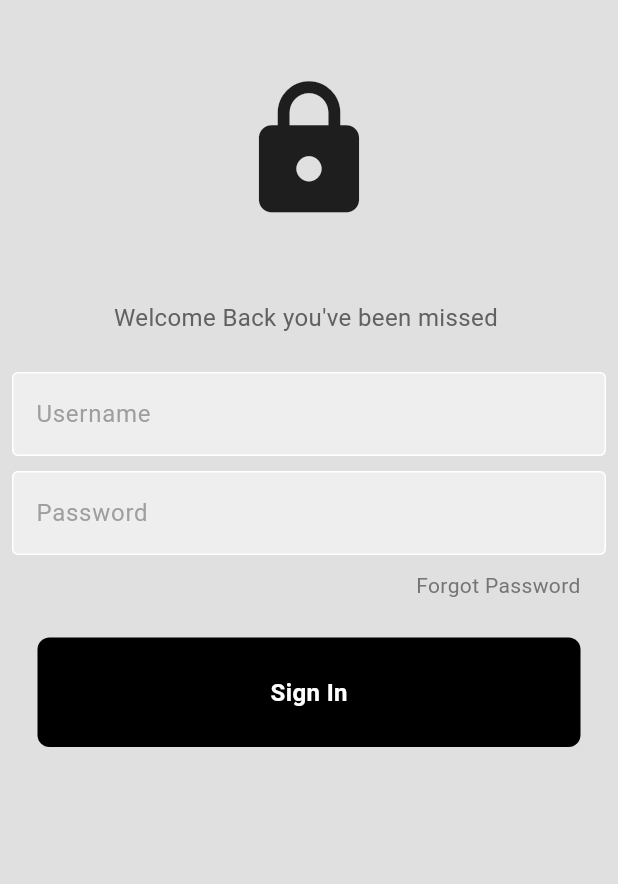
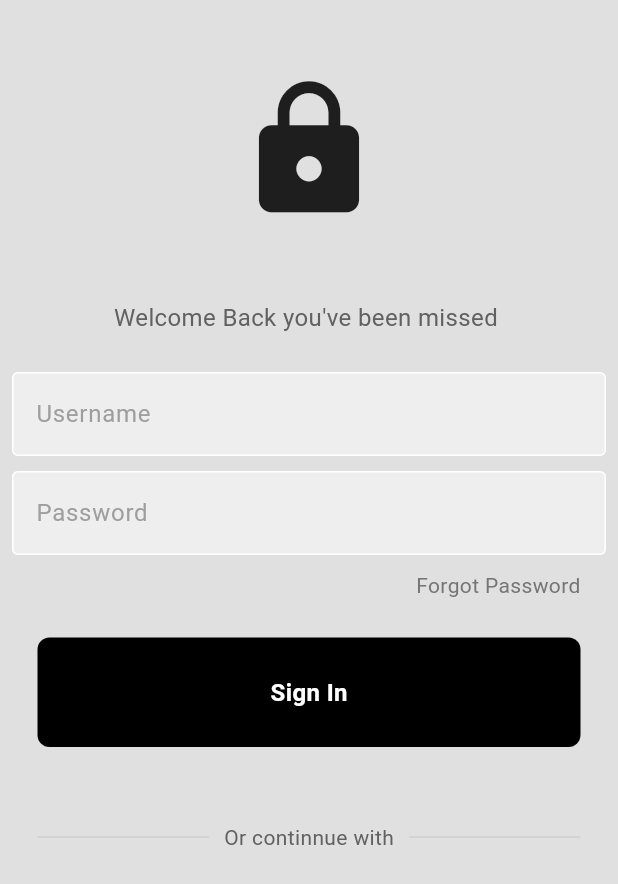
Before and after one commit to TheBigJae/auth-sys, a Flutter app: the screen it shows after launch, on a phone screen of 412 x 824 dp. Shown: the top 884 px of the screen. Run offline on Flutter 3.47's test engine with Material 3 defaults, Android fonts, the phone set to English and light mode, and no system bars.

```diff
--- a/lib/pages/login_page.dart
+++ b/lib/pages/login_page.dart
@@ -72,10 +72,38 @@ class LoginPage extends StatelessWidget {
             //Sign In Button
             MyButton(onTap: signUserIn,),
 
-            SizedBox(height: 50,)
+            SizedBox(height: 50,),
             //Or continue with
+            Padding(
+              padding: const EdgeInsets.symmetric(horizontal:25.0),
+              child: Row(
+                children: [
+                  Expanded(
+                    child: Divider(
+                      thickness: 0.5,
+                      color: Colors.grey[400],
+                    ),
+                  ),
+                  Padding(
+                    padding: const EdgeInsets.symmetric(horizontal:10.0),
+                    child: Text('Or continnue with', style: TextStyle(color: Colors.grey[700]),),
+                  ),
+                  Expanded(
+                    child: Divider(
+                      thickness: 0.5,
+                      color: Colors.grey[400],
+                    ),
+                  ),
+                ],
+              ),
+            ),
+            // Google Sign In Button
+            Row(children: [
+               //google button
 
-            // Google Sign In Button
+            // apple button
+            ],)
+
           ],
         ),
       )),
```
Also changed, not shown: lib/components/square_tile.dart (added, +13 -0 lines), lib/images/apple.png (added), lib/images/google.png (added).
